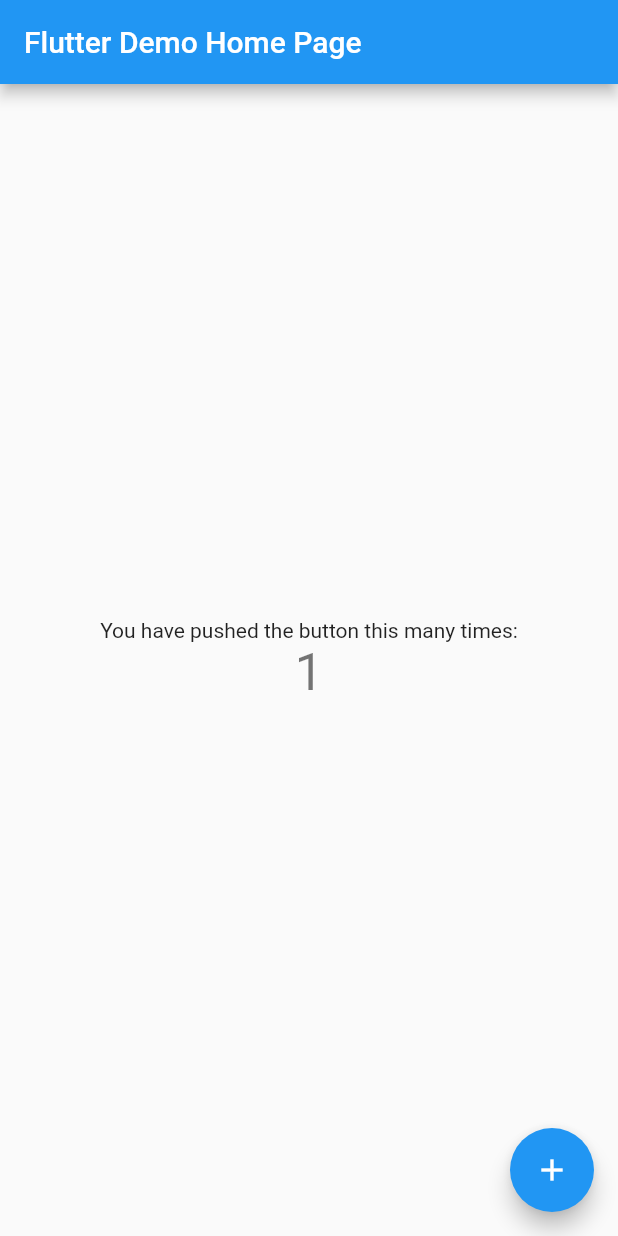
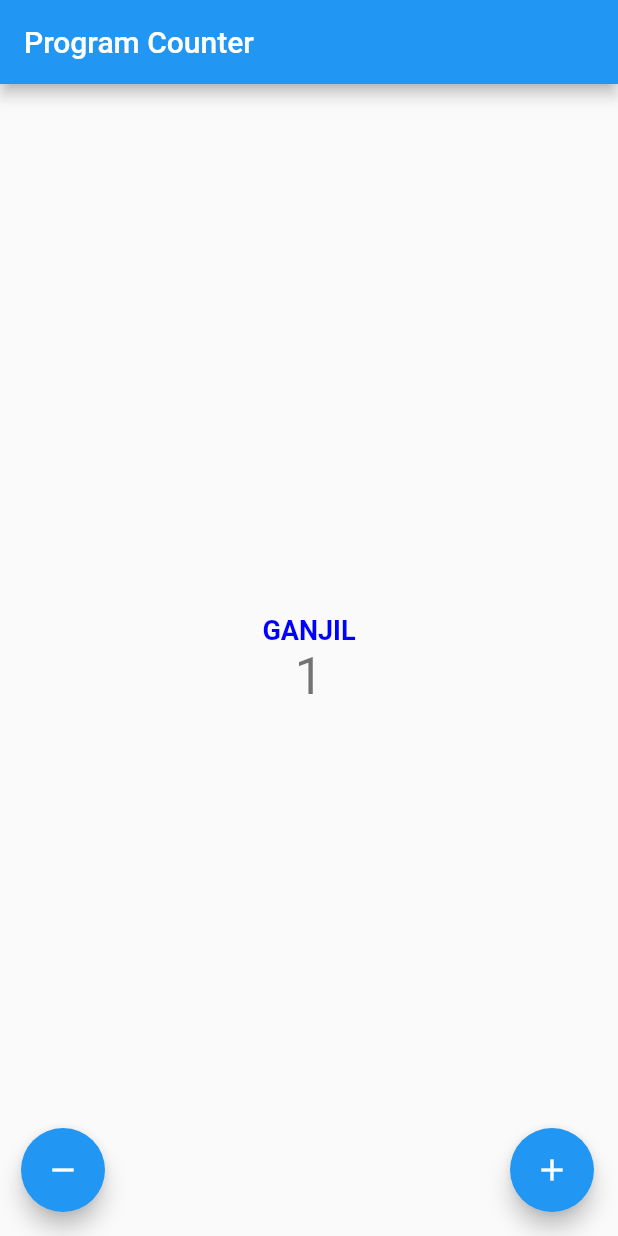
Before and after one commit to LyzanderAndrylie/pbp-flutter-lab, a Flutter app: the MyHomePage screen opened directly, after a tap on the "add" icon, on a phone screen of 412 x 824 dp. Run offline on Flutter 3.47's test engine with Material 2 defaults, Android fonts, the phone set to English and light mode, and no system bars.

Commit message:
Implementasi button tambah dan kurang pada program
Implementasi berupa
- Tombol + menambahkan angka sebanyak satu satuan.
- Tombol - mengurangi angka sebanyak satu satuan.
  Apabila counter bernilai 0, maka tombol - tidak memiliki efek apapun
  pada counter.
- Apabila counter bernilai ganjil, maka teks indikator berubah menjadi
  "GANJIL" dengan warna biru.
- Apabila counter bernilai genap, maka teks indikator berubah menjadi
  "GENAP" dengan warna merah.
- Angka 0 dianggap sebagai angka genap.

```diff
--- a/lib/main.dart
+++ b/lib/main.dart
@@ -11,7 +11,7 @@ class MyApp extends StatelessWidget {
   @override
   Widget build(BuildContext context) {
     return MaterialApp(
-      title: 'Flutter Demo',
+      title: 'counter_7',
       theme: ThemeData(
         // This is the theme of your application.
         //
@@ -24,7 +24,7 @@ class MyApp extends StatelessWidget {
         // is not restarted.
         primarySwatch: Colors.blue,
       ),
-      home: const MyHomePage(title: 'Flutter Demo Home Page'),
+      home: const MyHomePage(title: 'Program Counter'),
     );
   }
 }
@@ -49,6 +49,7 @@ class MyHomePage extends StatefulWidget {
 
 class _MyHomePageState extends State<MyHomePage> {
   int _counter = 0;
+  String _jenisBilangan = "GENAP";
 
   void _incrementCounter() {
     setState(() {
@@ -58,7 +59,29 @@ class _MyHomePageState extends State<MyHomePage> {
       // _counter without calling setState(), then the build method would not be
       // called again, and so nothing would appear to happen.
       _counter++;
+      _setJenisBilanganCounter();
     });
+  }
+
+  void _decrementCounter() {
+    setState(() {
+      if (_counter != 0) {
+        setState(() {
+          _counter--;
+          _setJenisBilanganCounter();
+        });
+      }
+    });
+  }
+
+  void _setJenisBilanganCounter() {
+    // setState(() {
+    if (_counter % 2 == 0) {
+      _jenisBilangan = "GENAP";
+    } else {
+      _jenisBilangan = "GANJIL";
+    }
+    // });
   }
 
   @override
@@ -95,8 +118,14 @@ class _MyHomePageState extends State<MyHomePage> {
           // horizontal).
           mainAxisAlignment: MainAxisAlignment.center,
           children: <Widget>[
-            const Text(
-              'You have pushed the button this many times:',
+            Text(
+              _jenisBilangan,
+              style: TextStyle(
+                  fontSize: 18,
+                  fontWeight: FontWeight.bold,
+                  color: (_counter % 2 == 0)
+                      ? const Color.fromARGB(255, 255, 0, 0)
+                      : const Color.fromARGB(255, 0, 0, 255)),
             ),
             Text(
               '$_counter',
@@ -105,11 +134,23 @@ class _MyHomePageState extends State<MyHomePage> {
           ],
         ),
       ),
-      floatingActionButton: FloatingActionButton(
-        onPressed: _incrementCounter,
-        tooltip: 'Increment',
-        child: const Icon(Icons.add),
-      ), // This trailing comma makes auto-formatting nicer for build methods.
+      floatingActionButton: Padding(
+          padding: const EdgeInsets.only(left: 30),
+          child: Row(
+            mainAxisAlignment: MainAxisAlignment.spaceBetween,
+            children: [
+              FloatingActionButton(
+                onPressed: _decrementCounter,
+                tooltip: 'Decrement',
+                child: const Icon(Icons.remove),
+              ),
+              FloatingActionButton(
+                onPressed: _incrementCounter,
+                tooltip: 'Increment',
+                child: const Icon(Icons.add),
+              ),
+            ],
+          )), // This trailing comma makes auto-formatting nicer for build methods.
     );
   }
 }
```
